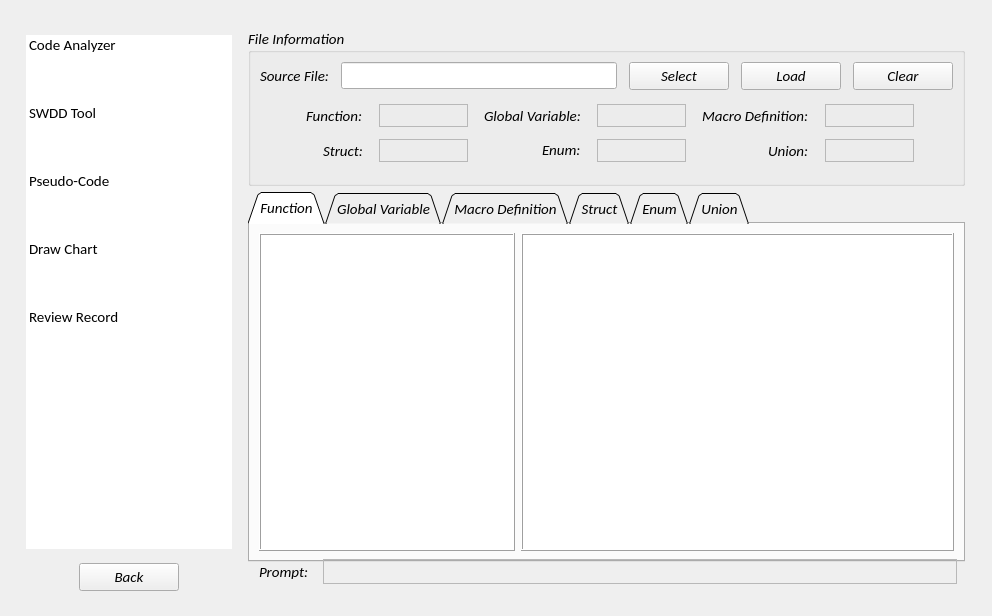
First picture: the form in Autogo_ui.ui, repository YUZHIRUN/Autogo, before the edit.
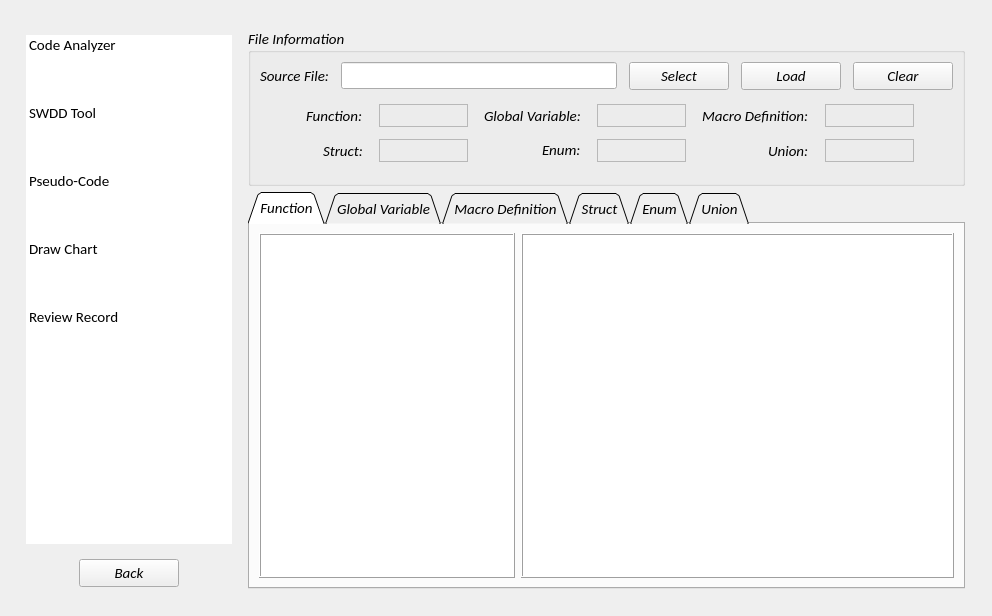
Second picture: the form after the edit. The open tabs and pages were chosen to show the change. Icons and pictures are not drawn.

Commit message: autogo v3.3 complet

What changed in the file:
```diff
--- a/Autogo_ui.ui
+++ b/Autogo_ui.ui
@@ -504,7 +504,7 @@
         <item>
          <layout class="QVBoxLayout" name="verticalLayout_4">
           <property name="spacing">
-           <number>14</number>
+           <number>15</number>
           </property>
           <property name="leftMargin">
            <number>8</number>
@@ -627,7 +627,7 @@
           <item>
            <layout class="QHBoxLayout" name="horizontalLayout_5">
             <property name="bottomMargin">
-             <number>7</number>
+             <number>11</number>
             </property>
             <item>
              <spacer name="horizontalSpacer_4">
@@ -1825,79 +1825,6 @@
               </widget>
              </widget>
             </item>
-            <item>
-             <layout class="QHBoxLayout" name="horizontalLayout_31">
-              <property name="leftMargin">
-               <number>11</number>
-              </property>
-              <property name="topMargin">
-               <number>9</number>
-              </property>
-              <property name="rightMargin">
-               <number>8</number>
-              </property>
-              <property name="bottomMargin">
-               <number>5</number>
-              </property>
-              <item>
-               <widget class="QLabel" name="label_14">
-                <property name="sizePolicy">
-                 <sizepolicy hsizetype="Minimum" vsizetype="Preferred">
-                  <horstretch>0</horstretch>
-                  <verstretch>0</verstretch>
-                 </sizepolicy>
-                </property>
-                <property name="maximumSize">
-                 <size>
-                  <width>58</width>
-                  <height>16777215</height>
-                 </size>
-                </property>
-                <property name="font">
-                 <font>
-                  <family>Calibri</family>
-                  <pointsize>11</pointsize>
-                  <weight>50</weight>
-                  <italic>true</italic>
-                  <bold>false</bold>
-                 </font>
-                </property>
-                <property name="text">
-                 <string>Prompt:</string>
-                </property>
-               </widget>
-              </item>
-              <item>
-               <widget class="QLabel" name="code_analyzer_mention">
-                <property name="sizePolicy">
-                 <sizepolicy hsizetype="Preferred" vsizetype="Fixed">
-                  <horstretch>0</horstretch>
-                  <verstretch>0</verstretch>
-                 </sizepolicy>
-                </property>
-                <property name="minimumSize">
-                 <size>
-                  <width>0</width>
-                  <height>25</height>
-                 </size>
-                </property>
-                <property name="font">
-                 <font>
-                  <family>Calibri</family>
-                  <pointsize>11</pointsize>
-                  <italic>true</italic>
-                 </font>
-                </property>
-                <property name="frameShape">
-                 <enum>QFrame::StyledPanel</enum>
-                </property>
-                <property name="text">
-                 <string/>
-                </property>
-               </widget>
-              </item>
-             </layout>
-            </item>
            </layout>
           </widget>
           <widget class="QWidget" name="SWDD_tool_page">
```
Left out of the diff: 12 changed lines with no effect on the pictures. The commit also changes 13 other files.
